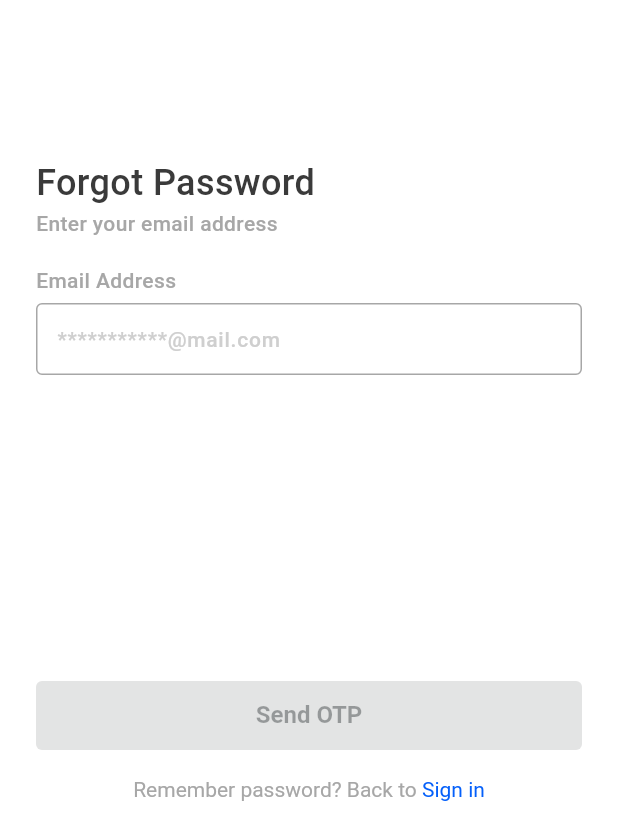
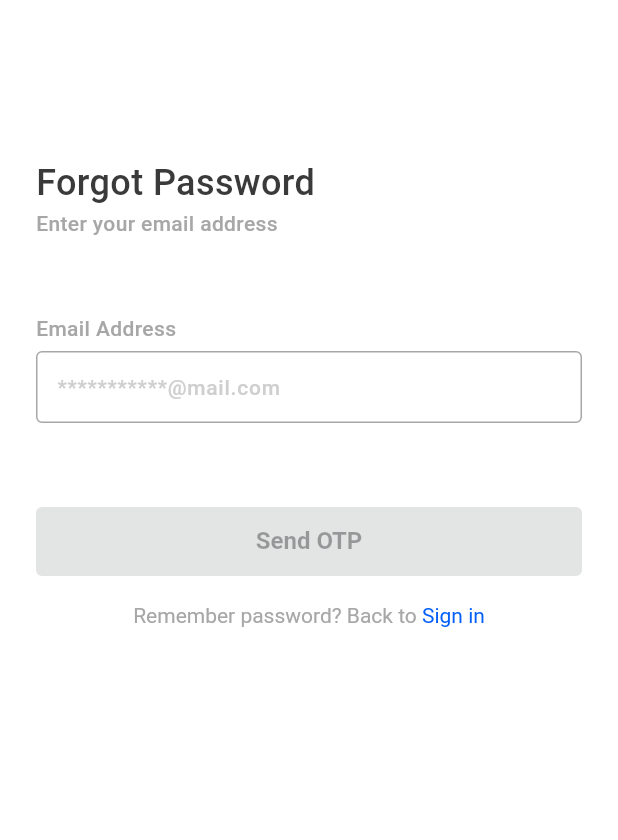
Before and after one commit to deSuQua/delivery_app, a Flutter app: the ForgotPasswordPage screen opened by its route, on a phone screen of 412 x 824 dp. Shown: the top 840 px of the screen. Run offline on Flutter 3.47's test engine with Material 3 defaults, Android fonts, the phone set to English and light mode, and no system bars; our stand-ins replace auto_route, email_validator, flutter_riverpod, flutter_svg, pinput; generated files the repository leaves out were written again.

Commit message:
auth paddings

```diff
--- a/lib/src/feature/forgot_password/presentation/forgot_password_page.dart
+++ b/lib/src/feature/forgot_password/presentation/forgot_password_page.dart
@@ -1,11 +1,10 @@
 import 'package:auto_route/auto_route.dart';
 import 'package:delivery_app/src/core/extenstion/extenstions.dart';
 import 'package:delivery_app/src/core/router/router.dart';
+import 'package:delivery_app/src/core/ui_kit/ui_kit.dart';
 import 'package:email_validator/email_validator.dart';
 import 'package:flutter/gestures.dart';
 import 'package:flutter/material.dart';
-
-import 'package:delivery_app/src/core/ui_kit/ui_kit.dart';
 
 @immutable
 @RoutePage<void>()
@@ -56,14 +55,17 @@ class _BodyLayoutState extends State<_BodyLayout> {
   @override
   Widget build(BuildContext context) => Padding(
         padding: EdgeInsets.only(
-          top: 110 + context.mediaQuery.padding.top,
+          top: context.mediaQuery.padding.top,
+        ),
+        child: SingleChildScrollView(
+          padding: EdgeInsets.only(
+            top: 110,
             left: 24,
             right: 24,
             bottom: 24 +
                 context.mediaQuery.padding.bottom +
                 context.mediaQuery.viewInsets.bottom,
           ),
-        child: SingleChildScrollView(
           child: Column(
             crossAxisAlignment: CrossAxisAlignment.start,
             children: [
@@ -72,7 +74,7 @@ class _BodyLayoutState extends State<_BodyLayout> {
                 subtitle: 'Enter your email address',
               ),
               Padding(
-                padding: const EdgeInsets.symmetric(vertical: 24),
+                padding: const EdgeInsets.symmetric(vertical: 56),
                 child: PrimaryTextField(
                   labelText: 'Email Address',
                   hintText: '***********@mail.com',
@@ -101,9 +103,7 @@ class _BottomLayout extends StatelessWidget {
   }) : super(key: key);
 
   @override
-  Widget build(BuildContext context) => Padding(
-        padding: const EdgeInsets.only(top: 180),
-        child: Column(
+  Widget build(BuildContext context) => Column(
         children: [
           AnimatedBuilder(
             animation: validator,
@@ -114,7 +114,6 @@ class _BottomLayout extends StatelessWidget {
           ),
           const _SignInText(),
         ],
-        ),
       );
 
   Future<void> _onSendOTP(BuildContext context) =>
```
Also changed, not shown: lib/src/feature/auth/presentation/auth_code_page.dart (+10 -9 lines), lib/src/feature/auth/presentation/log_in_page.dart (+10 -7 lines), lib/src/feature/auth/presentation/sign_up_page.dart (+8 -11 lines), lib/src/feature/forgot_password/presentation/new_password_page.dart (+11 -8 lines), pubspec.lock. Lines whose indentation alone changed are shown as unchanged.
